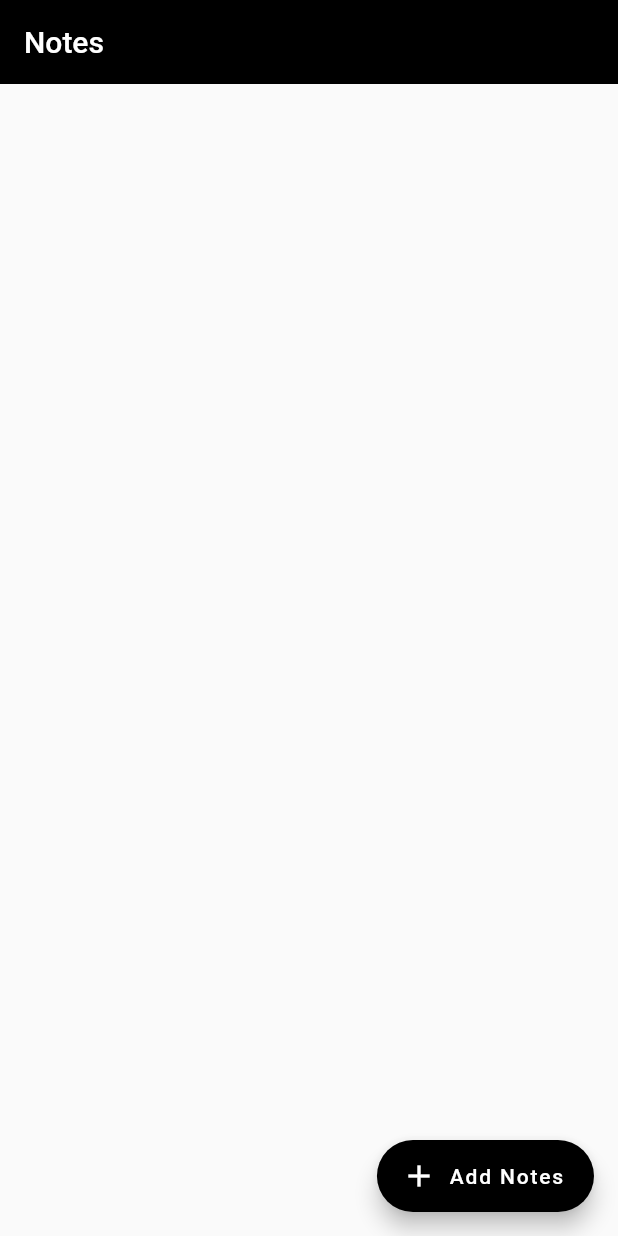
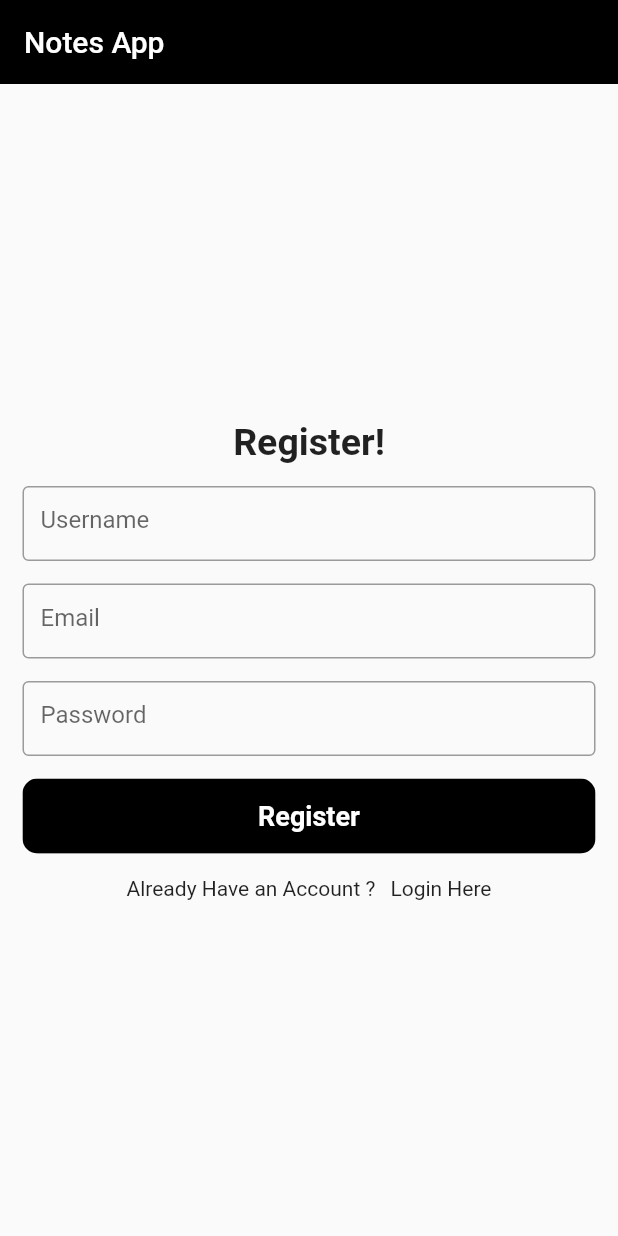
Before and after one commit to jahidul96/fluter_note_app, a Flutter app: the screen it shows after launch, on a phone screen of 412 x 824 dp. Run offline on Flutter 3.47's test engine with Material 2 defaults, Android fonts, the phone set to English and light mode, and no system bars; our stand-ins replace cloud_firestore, firebase_auth, firebase_core, get; accounts and stored records are empty.

Commit message:
gridview builder added also delete note functionality added!!

```diff
--- a/lib/main.dart
+++ b/lib/main.dart
@@ -1,7 +1,9 @@
 import 'package:firebase_core/firebase_core.dart';
 import 'package:flutter/material.dart';
 import 'package:get/get.dart';
+import 'package:notesapp/screens/chech_auth.dart';
 import 'package:notesapp/screens/home_page.dart';
+import 'package:notesapp/screens/register.dart';
 
 void main() async {
   WidgetsFlutterBinding.ensureInitialized();
@@ -21,7 +23,7 @@ class MyApp extends StatelessWidget {
       theme: ThemeData(
         primarySwatch: Colors.blue,
       ),
-      home: const HomePage(),
+      home: const CheckAuthUser(),
     );
   }
 }
--- /dev/null
+++ b/lib/screens/chech_auth.dart
@@ -0,0 +1,26 @@
+import 'package:firebase_auth/firebase_auth.dart';
+import 'package:flutter/material.dart';
+import 'package:flutter/src/widgets/container.dart';
+import 'package:flutter/src/widgets/framework.dart';
+import 'package:notesapp/screens/home_page.dart';
+import 'package:notesapp/screens/register.dart';
+
+class CheckAuthUser extends StatelessWidget {
+  const CheckAuthUser({super.key});
+
+  @override
+  Widget build(BuildContext context) {
+    return Scaffold(
+      body: StreamBuilder<User?>(
+        stream: FirebaseAuth.instance.authStateChanges(),
+        builder: (context, snapshot) {
+          if (snapshot.hasData) {
+            return HomePage();
+          } else {
+            return Register();
+          }
+        },
+      ),
+    );
+  }
+}
--- a/lib/screens/home_page.dart
+++ b/lib/screens/home_page.dart
@@ -1,6 +1,8 @@
 // ignore_for_file: prefer_const_constructors
 
 import 'package:cloud_firestore/cloud_firestore.dart';
+import 'package:firebase_auth/firebase_auth.dart';
+import 'package:firebase_core/firebase_core.dart';
 import 'package:flutter/material.dart';
 import 'package:flutter/src/widgets/container.dart';
 import 'package:flutter/src/widgets/framework.dart';
@@ -29,9 +31,12 @@ class _HomePageState extends State<HomePage> {
       // main content
       body: Padding(
         padding: const EdgeInsets.all(8.0),
-        child: Expanded(
         child: StreamBuilder<QuerySnapshot>(
-            stream: FirebaseFirestore.instance.collection("notes").snapshots(),
+          stream: FirebaseFirestore.instance
+              .collection("users")
+              .doc(FirebaseAuth.instance.currentUser!.uid)
+              .collection("mynotes")
+              .snapshots(),
           builder: (context, snapshot) {
             // loadding state content
 
@@ -41,25 +46,31 @@ class _HomePageState extends State<HomePage> {
               );
             }
 
-              // data has content
+            // data content
             if (snapshot.hasData) {
-                return GridView(
+              // print('doc id');
+              // print(snapshot.data!.docs[1].id);
+              return GridView.builder(
                   gridDelegate: SliverGridDelegateWithFixedCrossAxisCount(
                     crossAxisCount: 2,
                     crossAxisSpacing: 10,
                     mainAxisSpacing: 10,
                     mainAxisExtent: 100,
                   ),
-                  children: snapshot.data!.docs
-                      .map((doc) => singleNotes(() {
+                  itemCount: snapshot.data!.docs.length,
+                  itemBuilder: ((context, index) {
+                    return SingleNotes(
+                      () {
                         Navigator.push(
                             context,
                             MaterialPageRoute(
-                                  builder: (context) => NoteDetails(doc),
+                              builder: (context) =>
+                                  NoteDetails(snapshot.data!.docs[index]),
                             ));
-                          }, doc))
-                      .toList(),
+                      },
+                      snapshot.data!.docs[index],
                     );
+                  }));
             }
 
             //  empty content
@@ -73,7 +84,6 @@ class _HomePageState extends State<HomePage> {
               ),
             );
           },
-          ),
         ),
       ),
 
@@ -91,3 +101,22 @@ class _HomePageState extends State<HomePage> {
     );
   }
 }
+
+
+// GridView(
+//                   gridDelegate: SliverGridDelegateWithFixedCrossAxisCount(
+//                     crossAxisCount: 2,
+//                     crossAxisSpacing: 10,
+//                     mainAxisSpacing: 10,
+//                     mainAxisExtent: 100,
+//                   ),
+//                   children: snapshot.data!.docs
+//                       .map((doc) => SingleNotes(() {
+//                             Navigator.push(
+//                                 context,
+//                                 MaterialPageRoute(
+//                                   builder: (context) => NoteDetails(doc),
+//                                 ));
+//                           }, doc))
+//                       .toList(),
+//                 );
--- /dev/null
+++ b/lib/screens/register.dart
@@ -0,0 +1,168 @@
+// ignore_for_file: avoid_unnecessary_containers, prefer_const_constructors, prefer_const_literals_to_create_immutables
+
+import 'package:cloud_firestore/cloud_firestore.dart';
+import 'package:firebase_auth/firebase_auth.dart';
+import 'package:flutter/material.dart';
+import 'package:flutter/src/widgets/container.dart';
+import 'package:flutter/src/widgets/framework.dart';
+import 'package:notesapp/screens/home_page.dart';
+import 'package:notesapp/screens/login.dart';
+
+class Register extends StatefulWidget {
+  const Register({super.key});
+
+  @override
+  State<Register> createState() => _RegisterState();
+}
+
+class _RegisterState extends State<Register> {
+  final usernameController = TextEditingController();
+  final emailController = TextEditingController();
+  final passwordController = TextEditingController();
+
+  void addUserToFb() async {
+    try {
+      final credential =
+          await FirebaseAuth.instance.createUserWithEmailAndPassword(
+        email: emailController.text,
+        password: passwordController.text,
+      );
+
+      Map<String, dynamic> userData = {
+        "username": usernameController.text.toLowerCase(),
+        "email": emailController.text.toLowerCase(),
+        "id": credential.user!.uid,
+      };
+
+      FirebaseFirestore.instance
+          .collection("users")
+          .doc(credential.user!.uid)
+          .set(userData)
+          .then(
+        (value) {
+          print("data added to firestore");
+        },
+      );
+
+      print("sign succesfull");
+
+      Navigator.push(
+          context, MaterialPageRoute(builder: (context) => HomePage()));
+    } on FirebaseAuthException catch (e) {
+      if (e.code == 'weak-password') {
+        print('The password provided is too weak.');
+      } else if (e.code == 'email-already-in-use') {
+        print('The account already exists for that email.');
+      }
+    } catch (e) {
+      print(e);
+    }
+  }
+
+  @override
+  Widget build(BuildContext context) {
+    return Scaffold(
+      appBar: AppBar(
+        title: Text("Notes App"),
+        backgroundColor: Colors.black,
+        elevation: 0,
+      ),
+      body: Container(
+        margin: EdgeInsets.only(
+          left: 15,
+          right: 15,
+        ),
+        child: Column(
+          mainAxisAlignment: MainAxisAlignment.center,
+          children: [
+            Text(
+              "Register!",
+              style: TextStyle(
+                fontSize: 25,
+                fontWeight: FontWeight.bold,
+              ),
+            ),
+            SizedBox(height: 15),
+            SizedBox(
+              width: double.infinity,
+              height: 50,
+              child: TextField(
+                controller: usernameController,
+                decoration: InputDecoration(
+                  border: OutlineInputBorder(),
+                  hintText: "Username",
+                ),
+              ),
+            ),
+            SizedBox(height: 15),
+            SizedBox(
+              width: double.infinity,
+              height: 50,
+              child: TextField(
+                controller: emailController,
+                decoration: InputDecoration(
+                  border: OutlineInputBorder(),
+                  hintText: "Email",
+                ),
+              ),
+            ),
+            SizedBox(height: 15),
+            SizedBox(
+              width: double.infinity,
+              height: 50,
+              child: TextField(
+                controller: passwordController,
+                decoration: InputDecoration(
+                  border: OutlineInputBorder(),
+                  hintText: "Password",
+                ),
+              ),
+            ),
+            SizedBox(height: 15),
+            // addUserToFb button
+            ClipRRect(
+              borderRadius: BorderRadius.circular(10),
+              child: SizedBox(
+                width: double.infinity,
+                height: 50,
+                child: MaterialButton(
+                  color: Colors.black,
+                  onPressed: addUserToFb,
+                  child: Text(
+                    "Register",
+                    style: TextStyle(
+                      color: Colors.white,
+                      fontSize: 18,
+                      fontWeight: FontWeight.bold,
+                    ),
+                  ),
+                ),
+              ),
+            ),
+
+            SizedBox(height: 15),
+
+            // go to login page!
+
+            Row(
+              mainAxisAlignment: MainAxisAlignment.center,
+              children: [
+                Text("Already Have an Account ?"),
+                SizedBox(width: 10),
+                GestureDetector(
+                  child: Text("Login Here"),
+                  onTap: () {
+                    Navigator.push(
+                      context,
+                      MaterialPageRoute(builder: (context) => const Login()),
+                    );
+                  },
+                ),
+              ],
+            ),
+          ],
+        ),
+      ),
+    );
+  }
+}
```
Also changed, not shown: lib/components/single_notes.dart (+22 -2 lines), lib/screens/add_note.dart (+7 -1 lines), lib/screens/login.dart (added, +135 -0 lines), lib/screens/notes_details.dart (+23 -0 lines). Lines whose indentation alone changed are shown as unchanged.
